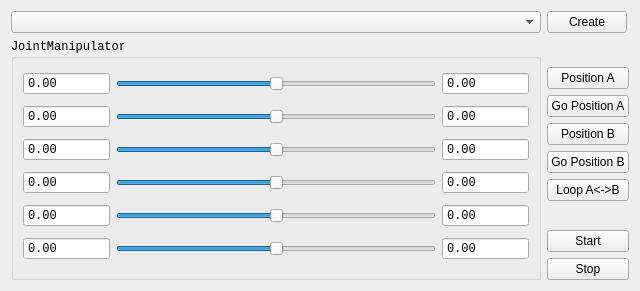
The window that packages/plugin_library/SimpleUi/ArmRobotManipulator/ArmRobotManipulator.ui (Chunting/UrRobotControllerInTCP) describes before a commit, drawn with Qt 5.
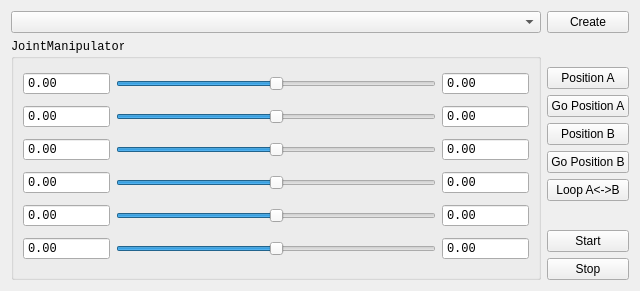
The same window after the commit.

Commit message: fix UI上的按钮效果不一致的问题

Diff of the .ui file:
```diff
--- a/packages/plugin_library/SimpleUi/ArmRobotManipulator/ArmRobotManipulator.ui
+++ b/packages/plugin_library/SimpleUi/ArmRobotManipulator/ArmRobotManipulator.ui
@@ -45,7 +45,7 @@
    <item row="0" column="1">
     <widget class="QPushButton" name="btnCreate">
      <property name="sizePolicy">
-      <sizepolicy hsizetype="Maximum" vsizetype="Fixed">
+      <sizepolicy hsizetype="Minimum" vsizetype="Fixed">
        <horstretch>0</horstretch>
        <verstretch>0</verstretch>
       </sizepolicy>
```
